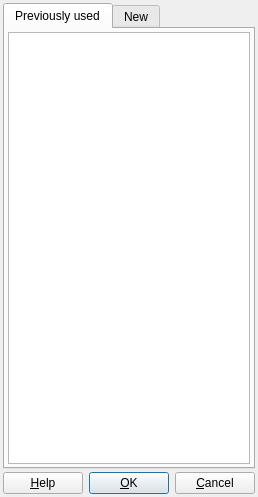
Old version of the form db/src/gui/db_connectiondialog.ui in the repository hermixy/biluna.
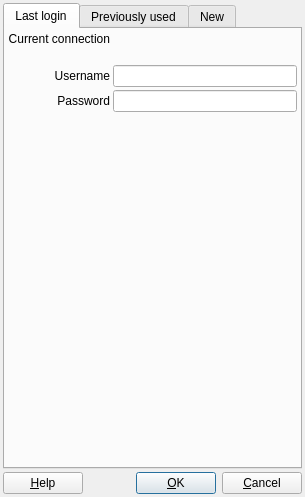
New version of the form. Icons and pictures are not drawn.

```diff
--- a/db/src/gui/db_connectiondialog.ui
+++ b/db/src/gui/db_connectiondialog.ui
@@ -6,8 +6,8 @@
    <rect>
     <x>0</x>
     <y>0</y>
-    <width>258</width>
-    <height>450</height>
+    <width>305</width>
+    <height>448</height>
    </rect>
   </property>
   <property name="baseSize">
@@ -39,11 +39,158 @@
    <property name="spacing">
     <number>3</number>
    </property>
+   <item row="1" column="0">
+    <layout class="QHBoxLayout">
+     <property name="spacing">
+      <number>6</number>
+     </property>
+     <property name="leftMargin">
+      <number>0</number>
+     </property>
+     <property name="topMargin">
+      <number>0</number>
+     </property>
+     <property name="rightMargin">
+      <number>0</number>
+     </property>
+     <property name="bottomMargin">
+      <number>0</number>
+     </property>
+     <item>
+      <widget class="QPushButton" name="pbHelp">
+       <property name="text">
+        <string>&amp;Help</string>
+       </property>
+      </widget>
+     </item>
+     <item>
+      <spacer>
+       <property name="orientation">
+        <enum>Qt::Horizontal</enum>
+       </property>
+       <property name="sizeType">
+        <enum>QSizePolicy::Expanding</enum>
+       </property>
+       <property name="sizeHint" stdset="0">
+        <size>
+         <width>20</width>
+         <height>20</height>
+        </size>
+       </property>
+      </spacer>
+     </item>
+     <item>
+      <widget class="QPushButton" name="okButton">
+       <property name="text">
+        <string>&amp;OK</string>
+       </property>
+       <property name="default">
+        <bool>true</bool>
+       </property>
+      </widget>
+     </item>
+     <item>
+      <widget class="QPushButton" name="cancelButton">
+       <property name="text">
+        <string>&amp;Cancel</string>
+       </property>
+      </widget>
+     </item>
+    </layout>
+   </item>
    <item row="0" column="0">
     <widget class="QTabWidget" name="tabWidget">
      <property name="currentIndex">
       <number>0</number>
      </property>
+     <widget class="QWidget" name="tab">
+      <attribute name="title">
+       <string>Last login</string>
+      </attribute>
+      <layout class="QGridLayout" name="gridLayout_5">
+       <property name="leftMargin">
+        <number>3</number>
+       </property>
+       <property name="topMargin">
+        <number>3</number>
+       </property>
+       <property name="rightMargin">
+        <number>3</number>
+       </property>
+       <property name="bottomMargin">
+        <number>3</number>
+       </property>
+       <property name="spacing">
+        <number>3</number>
+       </property>
+       <item row="0" column="0">
+        <layout class="QFormLayout" name="formLayout">
+         <property name="labelAlignment">
+          <set>Qt::AlignRight|Qt::AlignTrailing|Qt::AlignVCenter</set>
+         </property>
+         <item row="0" column="0">
+          <widget class="QLabel" name="lblCurrent">
+           <property name="text">
+            <string>Current connection</string>
+           </property>
+           <property name="alignment">
+            <set>Qt::AlignRight|Qt::AlignTop|Qt::AlignTrailing</set>
+           </property>
+          </widget>
+         </item>
+         <item row="0" column="1">
+          <widget class="QLabel" name="lblConnection">
+           <property name="minimumSize">
+            <size>
+             <width>0</width>
+             <height>30</height>
+            </size>
+           </property>
+           <property name="text">
+            <string>&lt;Select new&gt;</string>
+           </property>
+           <property name="alignment">
+            <set>Qt::AlignLeading|Qt::AlignLeft|Qt::AlignTop</set>
+           </property>
+           <property name="wordWrap">
+            <bool>true</bool>
+           </property>
+          </widget>
+         </item>
+         <item row="1" column="0">
+          <widget class="QLabel" name="lblCurrentUserName">
+           <property name="text">
+            <string>Username</string>
+           </property>
+           <property name="alignment">
+            <set>Qt::AlignRight|Qt::AlignTrailing|Qt::AlignVCenter</set>
+           </property>
+          </widget>
+         </item>
+         <item row="1" column="1">
+          <widget class="QLineEdit" name="leCurrentUserName"/>
+         </item>
+         <item row="2" column="0">
+          <widget class="QLabel" name="label_6">
+           <property name="text">
+            <string>Password</string>
+           </property>
+           <property name="alignment">
+            <set>Qt::AlignRight|Qt::AlignTrailing|Qt::AlignVCenter</set>
+           </property>
+          </widget>
+         </item>
+         <item row="2" column="1">
+          <widget class="QLineEdit" name="leCurrentPassword">
+           <property name="echoMode">
+            <enum>QLineEdit::Password</enum>
+           </property>
+          </widget>
+         </item>
+        </layout>
+       </item>
+      </layout>
+     </widget>
      <widget class="QWidget" name="tabPrevious">
       <attribute name="title">
        <string>Previously used</string>
@@ -404,65 +551,6 @@
      </widget>
     </widget>
    </item>
-   <item row="1" column="0">
-    <layout class="QHBoxLayout">
-     <property name="spacing">
-      <number>6</number>
-     </property>
-     <property name="leftMargin">
-      <number>0</number>
-     </property>
-     <property name="topMargin">
-      <number>0</number>
-     </property>
-     <property name="rightMargin">
-      <number>0</number>
-     </property>
-     <property name="bottomMargin">
-      <number>0</number>
-     </property>
-     <item>
-      <widget class="QPushButton" name="pbHelp">
-       <property name="text">
-        <string>&amp;Help</string>
-       </property>
-      </widget>
-     </item>
-     <item>
-      <spacer>
-       <property name="orientation">
-        <enum>Qt::Horizontal</enum>
-       </property>
-       <property name="sizeType">
-        <enum>QSizePolicy::Expanding</enum>
-       </property>
-       <property name="sizeHint" stdset="0">
-        <size>
-         <width>20</width>
-         <height>20</height>
-        </size>
-       </property>
-      </spacer>
-     </item>
-     <item>
-      <widget class="QPushButton" name="okButton">
-       <property name="text">
-        <string>&amp;OK</string>
-       </property>
-       <property name="default">
-        <bool>true</bool>
-       </property>
-      </widget>
-     </item>
-     <item>
-      <widget class="QPushButton" name="cancelButton">
-       <property name="text">
-        <string>&amp;Cancel</string>
-       </property>
-      </widget>
-     </item>
-    </layout>
-   </item>
   </layout>
  </widget>
  <tabstops>
```
Left out of the diff: 6 changed lines with no effect on the pictures.
